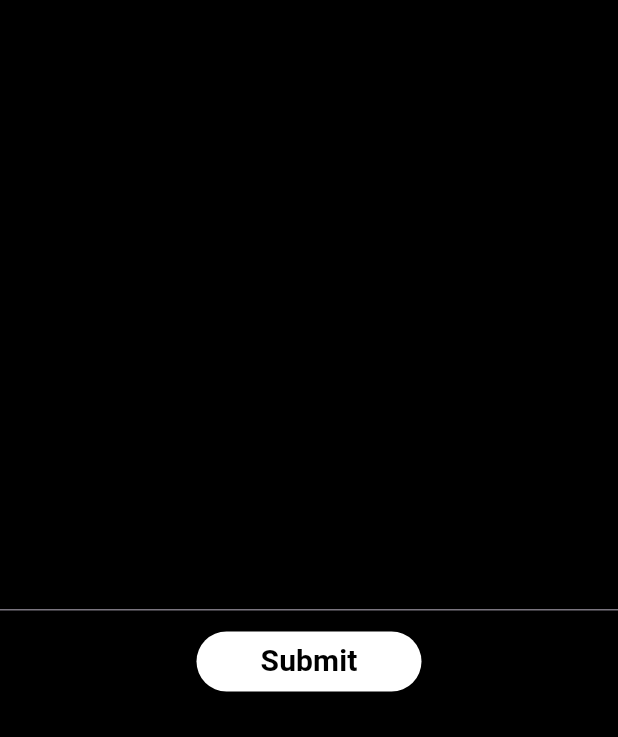
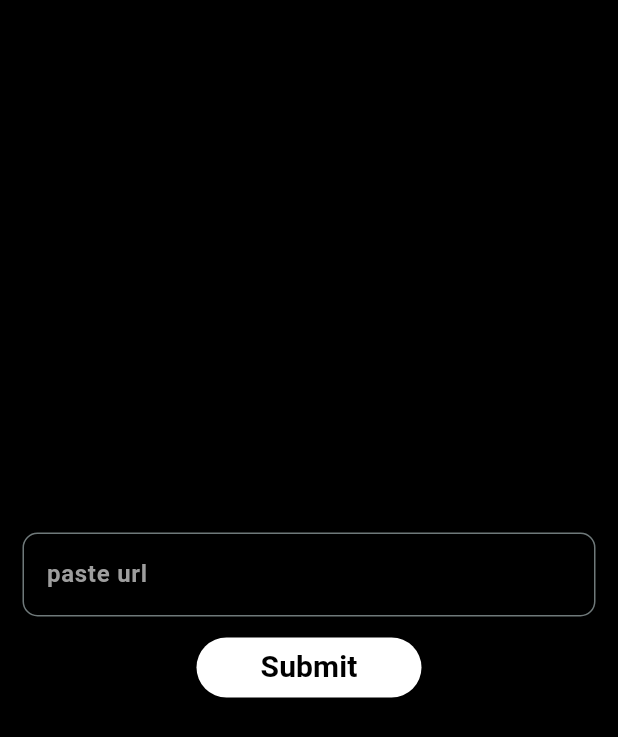
Before and after one commit to thegreatcode1/Defender, a Flutter app: the screen it shows after launch, on a phone screen of 412 x 824 dp. Shown: the top 737 px of the screen. Run offline on Flutter 3.47's test engine with Material 3 defaults, Android fonts, the phone set to English and light mode, and no system bars.

Commit message:
set textformfield and add some constants

```diff
--- a/lib/core/colors.dart
+++ b/lib/core/colors.dart
@@ -2,3 +2,5 @@ import 'package:flutter/material.dart';
 
 const kblack = Colors.black;
 const kwhite = Colors.white;
+const ktransparent = Colors.transparent;
+const kgrey = Colors.grey;
--- a/lib/core/textstyle.dart
+++ b/lib/core/textstyle.dart
@@ -1,8 +1,19 @@
 import 'package:flutter/material.dart';
 import 'package:phish_defender/core/colors.dart';
 
-const TextStyle hometextstyle = TextStyle(
+const TextStyle hometextstylebutton = TextStyle(
   color: kblack,
   fontSize: 20,
   fontWeight: FontWeight.bold,
 );
+
+const TextStyle hometextstyletextfield = TextStyle(
+  color: kgrey,
+  fontSize: 16,
+  fontWeight: FontWeight.bold,
+);
+
+const TextStyle hometextstyletextfieldurl = TextStyle(
+  color: kwhite,
+  fontSize: 16,
+);
--- a/lib/main.dart
+++ b/lib/main.dart
@@ -13,7 +13,7 @@ class MyApp extends StatelessWidget {
   Widget build(BuildContext context) {
     return MaterialApp(
       theme: ThemeData(
-        colorScheme: ColorScheme.fromSeed(seedColor: Colors.deepPurple),
+        colorScheme: ColorScheme.fromSeed(seedColor: kgrey),
         useMaterial3: true,
         scaffoldBackgroundColor: kblack,
       ),
--- a/lib/presentation/Home/home.dart
+++ b/lib/presentation/Home/home.dart
@@ -11,10 +11,25 @@ class HomeScreen extends StatelessWidget {
     return Scaffold(
       body: SafeArea(
         child: Center(
+          child: Padding(
+            padding: const EdgeInsets.all(15.0),
             child: Column(
               mainAxisAlignment: MainAxisAlignment.center,
               children: [
-              TextFormField(),
+                TextFormField(
+                  style: hometextstyletextfieldurl,
+                  decoration: InputDecoration(
+                    fillColor: ktransparent.withOpacity(0.2),
+                    hintText: "paste url",
+                    hintStyle: hometextstyletextfield,
+                    border: OutlineInputBorder(
+                      borderRadius: BorderRadius.circular(10.0),
+                      borderSide: const BorderSide(
+                        color: kgrey,
+                      ),
+                    ),
+                  ),
+                ),
                 khight,
                 MaterialButton(
                   onPressed: () {},
@@ -27,11 +42,15 @@ class HomeScreen extends StatelessWidget {
                       ),
                     ),
                   ),
-                minWidth:150,
+                  minWidth: 150,
                   height: 40,
-                child: const Text("Submit",style: hometextstyle,),
+                  child: const Text(
+                    "Submit",
+                    style: hometextstylebutton,
+                  ),
                 ),
               ],
+            ),
           ),
         ),
       ),
```
Lines whose indentation alone changed are shown as unchanged.
